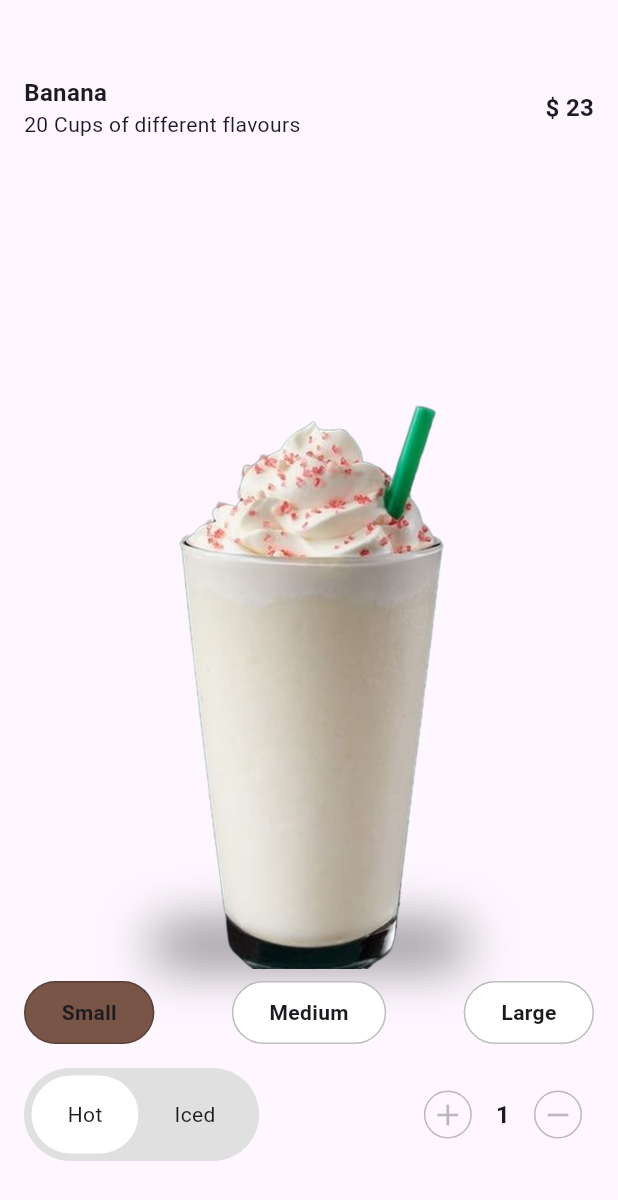
After one commit to AshrafElManDoh/coffe_app, a Flutter app: the screen it shows after launch, after a tap on "Banana", on a phone screen of 412 x 824 dp. The commit adds this screen. Shown: the top 1200 px of the screen. Run offline on Flutter 3.47's test engine with Material 3 defaults, Android fonts, the phone set to English and light mode, and no system bars.

Commit message:
add drink details view

```diff
--- /dev/null
+++ b/lib/views/drink_details_view.dart
@@ -0,0 +1,11 @@
+import 'package:coffe_app/widgets/drink_details_body.dart';
+import 'package:flutter/material.dart';
+
+class DrinkDetailsView extends StatelessWidget {
+  const DrinkDetailsView({super.key, required this.itemIndex});
+  final int itemIndex;
+  @override
+  Widget build(BuildContext context) {
+    return Scaffold(body: DrinkDetailsBody(itemIndex: itemIndex));
+  }
+}
--- /dev/null
+++ b/lib/widgets/drink_details_body.dart
@@ -0,0 +1,174 @@
+import 'package:coffe_app/models/drink_model.dart';
+import 'package:coffe_app/widgets/quantity_widget.dart';
+import 'package:coffe_app/widgets/switch_widget.dart';
+import 'package:flutter/material.dart';
+
+class DrinkDetailsBody extends StatefulWidget {
+  const DrinkDetailsBody({super.key, required this.itemIndex});
+  final int itemIndex;
+
+  @override
+  State<DrinkDetailsBody> createState() => _DrinkDetailsBodyState();
+}
+
+class _DrinkDetailsBodyState extends State<DrinkDetailsBody> {
+  late PageController pageController;
+  late double currentPage;
+  int selectedSize = 0;
+  final drinks = DrinkModel.drinks;
+  final sizes = ["Small", "Medium", "Large"];
+  @override
+  void initState() {
+    super.initState();
+    currentPage = widget.itemIndex.toDouble();
+    pageController = PageController(
+      viewportFraction: 0.5,
+      initialPage: widget.itemIndex,
+    );
+    pageController.addListener(() {
+      setState(() {
+        currentPage = pageController.page!;
+      });
+    });
+  }
+
+  @override
+  void dispose() {
+    super.dispose();
+    pageController.dispose();
+  }
+
+  @override
+  Widget build(BuildContext context) {
+    return Stack(
+      children: [
+        Positioned(
+          top: 50,
+          right: 16,
+          left: 16,
+          child: Row(
+            mainAxisAlignment: MainAxisAlignment.spaceBetween,
+            children: [
+              Column(
+                crossAxisAlignment: CrossAxisAlignment.start,
+                children: [
+                  Text(
+                    drinks[currentPage.round()].name,
+                    style: TextStyle(fontSize: 16, fontWeight: FontWeight.bold),
+                  ),
+                  Text(
+                    drinks[currentPage.round()].title,
+                    style: TextStyle(fontSize: 14, fontWeight: FontWeight.w400),
+                  ),
+                ],
+              ),
+              Text(
+                "\$ ${drinks[currentPage.round()].price}",
+                style: TextStyle(fontSize: 16, fontWeight: FontWeight.bold),
+              ),
+            ],
+          ),
+        ),
+
+        PageView.builder(
+          itemCount: drinks.length,
+          scrollDirection: Axis.horizontal,
+          controller: pageController,
+          itemBuilder: (context, index) {
+            double scale = 1 - (currentPage - index).abs();
+            double translateX = (currentPage - index).abs() * 400;
+            return Transform.translate(
+              offset: Offset(translateX, 0),
+              child: Transform.scale(
+                scale: scale.clamp(0.5, 1),
+                child: Column(
+                  children: [
+                    Stack(
+                      children: [
+                        Positioned(
+                          bottom: 260,
+                          right: 0,
+                          left: 0,
+                          child: Container(
+                            height: 20,
+                            width: 70,
+                            decoration: BoxDecoration(
+                              borderRadius: BorderRadius.circular(100),
+                              boxShadow: [
+                                BoxShadow(
+                                  blurRadius: 30,
+                                  spreadRadius: 2,
+                                  color: Colors.black54,
+                                ),
+                              ],
+                            ),
+                          ),
+                        ),
+                        Image.asset(
+                          drinks[index].image,
+                          height: 900,
+                          fit: BoxFit.contain,
+                        ),
+                      ],
+                    ),
+                  ],
+                ),
+              ),
+            );
+          },
+        ),
+
+        //third widget
+        Positioned(
+          right: 16,
+          left: 16,
+          bottom: 50,
+          child: Column(
+            children: [
+              Row(
+                mainAxisAlignment: MainAxisAlignment.spaceBetween,
+                mainAxisSize: MainAxisSize.max,
+                children: List.generate(3, (index) {
+                  return GestureDetector(
+                    onTap: () {
+                      setState(() {
+                        selectedSize = index;
+                      });
+                    },
+                    child: AnimatedContainer(
+                      duration: Duration(milliseconds: 300),
+                      padding: EdgeInsets.symmetric(
+                        horizontal: 24,
+                        vertical: 10,
+                      ),
+                      decoration: BoxDecoration(
+                        shape: BoxShape.rectangle,
+                        border: Border.all(color: Colors.black26),
+                        borderRadius: BorderRadius.circular(30),
+                        color: selectedSize == index
+                            ? Colors.brown
+                            : Colors.white,
+                      ),
+                      child: Text(
+                        sizes[index],
+                        style: TextStyle(fontWeight: FontWeight.bold),
+                      ),
+                    ),
+                  );
+                }),
+              ),
+              SizedBox(height: 16),
+              Row(
+                mainAxisAlignment: MainAxisAlignment.spaceBetween,
+                children: [
+                  SwitchWidget(),
+                  QuantityWidget()
+                ],
+              ),
+            ],
+          ),
+        ),
+      ],
+    );
+  }
+}
--- a/lib/widgets/home_body.dart
+++ b/lib/widgets/home_body.dart
@@ -1,4 +1,5 @@
 import 'package:coffe_app/models/drink_model.dart';
+import 'package:coffe_app/views/drink_details_view.dart';
 import 'package:coffe_app/widgets/drink_item.dart';
 import 'package:flutter/material.dart';
 
@@ -44,7 +45,18 @@ class _HomeBodyState extends State<HomeBody> {
                     offset = offset.clamp(0, 2);
                     return Transform.scale(
                       scale: 1 - (offset * .07),
-                      child: DrinkItem(drinkModel: DrinkModel.drinks[index]),
+                      child: GestureDetector(
+                        onTap: () {
+                          Navigator.push(
+                            context,
+                            MaterialPageRoute(
+                              builder: (c) =>
+                                  DrinkDetailsView(itemIndex: index),
+                            ),
+                          );
+                        },
+                        child: DrinkItem(drinkModel: DrinkModel.drinks[index]),
+                      ),
                     );
                   },
                 );
--- /dev/null
+++ b/lib/widgets/quantity_widget.dart
@@ -0,0 +1,59 @@
+import 'package:flutter/material.dart';
+
+class QuantityWidget extends StatefulWidget {
+  const QuantityWidget({super.key});
+
+  @override
+  State<QuantityWidget> createState() => _QuantityWidgetState();
+}
+
+class _QuantityWidgetState extends State<QuantityWidget> {
+  int calc = 1;
+  @override
+  Widget build(BuildContext context) {
+    return Row(
+      mainAxisAlignment: MainAxisAlignment.spaceBetween,
+      children: [
+        IconButton(
+          onPressed: () {
+            setState(() {
+              calc++;
+            });
+          },
+          icon: Container(
+            padding: EdgeInsets.all(3),
+            decoration: BoxDecoration(
+              shape: BoxShape.circle,
+              border: Border.all(color: Colors.black26),
+            ),
+            child: Icon(Icons.add, color: Colors.black26),
+          ),
+        ),
+        SizedBox(width: 8),
+        Text(
+          calc.toString(),
+          style: TextStyle(fontWeight: FontWeight.bold, fontSize: 16),
+        ),
+        SizedBox(width: 8),
+        IconButton(
+          onPressed: () {
+            if (calc == 1) {
+            } else {
+              setState(() {
+                calc--;
+              });
+            }
+          },
+          icon: Container(
+            padding: EdgeInsets.all(3),
+            decoration: BoxDecoration(
+              shape: BoxShape.circle,
+              border: Border.all(color: Colors.black26),
+            ),
+            child: Icon(Icons.remove, color: Colors.black26),
+          ),
+        ),
+      ],
+    );
+  }
+}
--- /dev/null
+++ b/lib/widgets/switch_widget.dart
@@ -0,0 +1,50 @@
+import 'package:flutter/material.dart';
+
+class SwitchWidget extends StatefulWidget {
+  const SwitchWidget({super.key});
+
+  @override
+  State<SwitchWidget> createState() => _SwitchWidgetState();
+}
+
+class _SwitchWidgetState extends State<SwitchWidget> {
+  bool isHot = true;
+  @override
+  Widget build(BuildContext context) {
+    return Container(
+      padding: EdgeInsets.all(5),
+      decoration: BoxDecoration(
+        shape: BoxShape.rectangle,
+        borderRadius: BorderRadius.circular(50),
+        color: Colors.grey[300],
+      ),
+      child: Row(
+        mainAxisAlignment: MainAxisAlignment.start,
+        mainAxisSize: MainAxisSize.min,
+        children: [
+          buildToggleSelection("Hot", isHot),
+          buildToggleSelection("Iced", !isHot),
+        ],
+      ),
+    );
+  }
+
+  Widget buildToggleSelection(String label, bool selected) {
+    return GestureDetector(
+      onTap: () {
+        isHot = label == "Hot";
+        setState(() {});
+      },
+      child: AnimatedContainer(
+        duration: Duration(milliseconds: 300),
+        padding: EdgeInsets.symmetric(horizontal: 24, vertical: 16),
+        decoration: BoxDecoration(
+          shape: BoxShape.rectangle,
+          borderRadius: BorderRadius.circular(50),
+          color: selected ? Colors.white : Colors.grey[300],
+        ),
+        child: Text(label),
+      ),
+    );
+  }
+}
```
